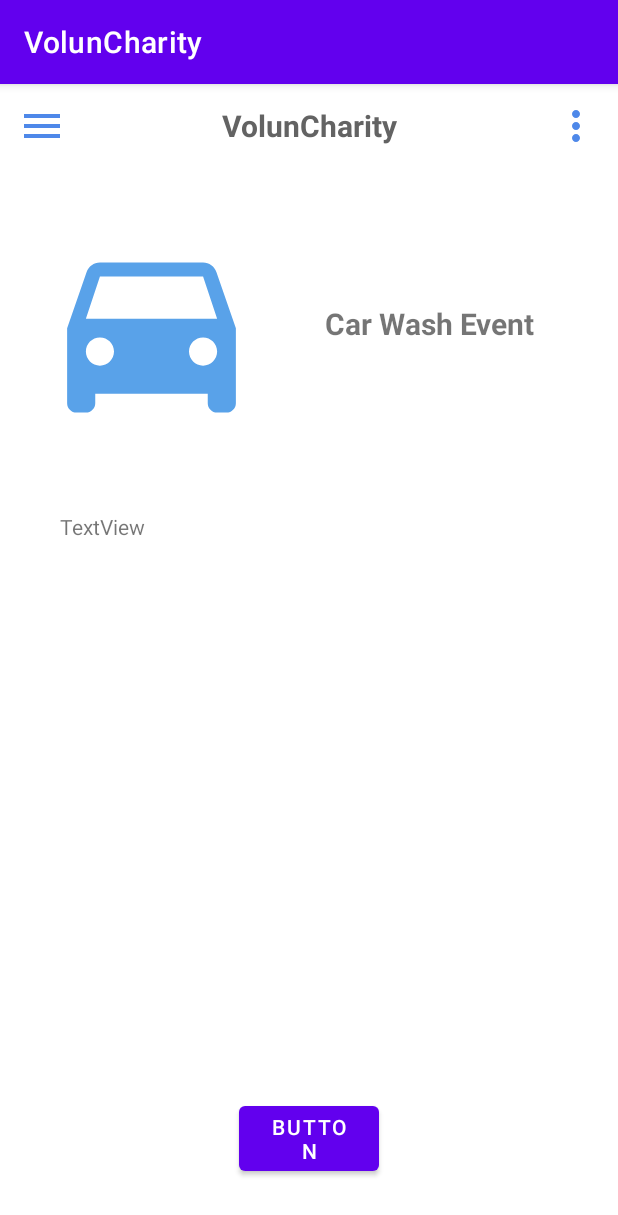
After one commit to TheGreatAndrew/VolunCharity, an Android app: the EventPage1 screen opened directly, with no data from a screen before it, on a phone screen of 412 x 824 dp. The commit adds this screen. Shown: the top 1215 px of the screen. Run offline under Robolectric (Android 15) with nearby library versions, the phone set to English and light mode, and no system bars.

Commit message:
fix profile logout button added evenpage1

```diff
--- a/app/src/main/AndroidManifest.xml
+++ b/app/src/main/AndroidManifest.xml
@@ -9,7 +9,8 @@
         android:roundIcon="@mipmap/ic_launcher_round"
         android:supportsRtl="true"
         android:theme="@style/Theme.VolunCharity">
-        <activity android:name=".Settings"></activity>
+        <activity android:name=".EventPage1"></activity>
+        <activity android:name=".Settings" />
         <activity android:name=".Profile" />
         <activity android:name=".HomePageActivity" />
         <activity android:name=".MainActivity">
--- /dev/null
+++ b/app/src/main/java/org/voluncharity/voluncharity/EventPage1.java
@@ -0,0 +1,50 @@
+package org.voluncharity.voluncharity;
+
+import androidx.appcompat.app.AppCompatActivity;
+import androidx.drawerlayout.widget.DrawerLayout;
+
+import android.os.Bundle;
+import android.view.View;
+
+public class EventPage1 extends AppCompatActivity {
+
+    DrawerLayout drawerLayout;
+    @Override
+    protected void onCreate(Bundle savedInstanceState) {
+        super.onCreate(savedInstanceState);
+        setContentView(R.layout.activity_event_page1);
+        drawerLayout = findViewById(R.id.drawer_layout);
+    }
+
+    public void MenuClick(View view){
+        HomePageActivity.openMenu(drawerLayout);
+    }
+
+    public void ClickProfilePic(View view){
+        HomePageActivity.directActivity(this,Profile.class);
+
+    }
+
+    public void ClickEvent(View view){
+        HomePageActivity.directActivity(this,HomePageActivity.class);
+
+    }
+    public void ClickProfile(View view){
+        HomePageActivity.directActivity(this,Profile.class);
+    }
+    public void ClickSettings(View view){
+
+        HomePageActivity.directActivity(this,Settings.class);
+    }
+
+    public void ClickLogout(View view){
+        HomePageActivity.logout(this);
+    }
+
+    @Override
+    protected void onPause() {
+        super.onPause();
+
+        HomePageActivity.closeMenu(drawerLayout);
+    }
+}
--- a/app/src/main/java/org/voluncharity/voluncharity/HomePageActivity.java
+++ b/app/src/main/java/org/voluncharity/voluncharity/HomePageActivity.java
@@ -56,6 +56,9 @@ public class HomePageActivity extends AppCompatActivity {
     public void ClickSettings(View view){
         directActivity(this,Settings.class);
     }
+    public void CarWashClick(View view){
+        directActivity(this,EventPage1.class);
+    }
     public void ClickLogout(View view){
         logout(this);
     }
--- a/app/src/main/java/org/voluncharity/voluncharity/Profile.java
+++ b/app/src/main/java/org/voluncharity/voluncharity/Profile.java
@@ -86,7 +86,8 @@ public class Profile extends AppCompatActivity {
 
     public void LogoutOnClick(View view){
         System.out.println("Inside Log out Click Button");
-        directActivity(this,LoginFragment.class);
+        //directActivity(this,LoginFragment.class);
+        HomePageActivity.logout(this);
     }
 
 
--- /dev/null
+++ b/app/src/main/res/layout/activity_event_page1.xml
@@ -0,0 +1,101 @@
+<?xml version="1.0" encoding="utf-8"?>
+<androidx.drawerlayout.widget.DrawerLayout
+    xmlns:android="http://schemas.android.com/apk/res/android"
+    xmlns:app="http://schemas.android.com/apk/res-auto"
+    xmlns:tools="http://schemas.android.com/tools"
+    android:layout_width="match_parent"
+    android:layout_height="match_parent"
+    android:id="@+id/drawer_layout"
+    tools:context=".Settings">
+
+    <androidx.constraintlayout.widget.ConstraintLayout
+        android:layout_width="match_parent"
+        android:layout_height="match_parent">
+
+        <ImageView
+            android:id="@+id/imageView2"
+            android:layout_width="wrap_content"
+            android:layout_height="wrap_content"
+            android:layout_marginBottom="20dp"
+            android:layout_marginStart="16dp"
+            android:layout_marginTop="92dp"
+            app:layout_constraintBottom_toTopOf="@+id/textView4"
+            app:layout_constraintEnd_toStartOf="@+id/textView3"
+            app:layout_constraintStart_toStartOf="parent"
+            app:layout_constraintTop_toTopOf="parent"
+            app:srcCompat="@drawable/ic_carevent"
+            tools:ignore="VectorDrawableCompat" />
+
+        <TextView
+            android:id="@+id/textView3"
+            android:layout_width="199dp"
+            android:layout_height="62dp"
+            android:layout_marginBottom="71dp"
+            android:layout_marginEnd="16dp"
+            android:layout_marginTop="139dp"
+            android:text="Car Wash Event"
+            android:textAlignment="center"
+            android:textSize="20dp"
+            android:textStyle="bold"
+            app:layout_constraintBottom_toTopOf="@+id/textView4"
+            app:layout_constraintEnd_toEndOf="parent"
+            app:layout_constraintStart_toEndOf="@+id/imageView2"
+            app:layout_constraintTop_toTopOf="parent" />
+
+        <TextView
+            android:id="@+id/textView4"
+            android:layout_width="330dp"
+            android:layout_height="350dp"
+            android:layout_marginBottom="24dp"
+            android:layout_marginEnd="41dp"
+            android:layout_marginStart="40dp"
+            android:layout_marginTop="20dp"
+            android:text="TextView"
+            app:layout_constraintBottom_toTopOf="@+id/button3"
+            app:layout_constraintEnd_toEndOf="parent"
+            app:layout_constraintHorizontal_bias="0.0"
+            app:layout_constraintStart_toStartOf="parent"
+            app:layout_constraintTop_toBottomOf="@+id/imageView2" />
+
+        <Button
+            android:id="@+id/button3"
+            android:layout_width="93dp"
+            android:layout_height="wrap_content"
+            android:layout_marginBottom="36dp"
+            android:layout_marginEnd="155dp"
+            android:layout_marginStart="155dp"
+            android:layout_marginTop="14dp"
+            android:text="Button"
+            app:layout_constraintBottom_toBottomOf="parent"
+            app:layout_constraintEnd_toEndOf="parent"
+            app:layout_constraintStart_toStartOf="parent"
+            app:layout_constraintTop_toBottomOf="@+id/textView4" />
+
+    </androidx.constraintlayout.widget.ConstraintLayout>
+
+    <LinearLayout
+        android:layout_width="match_parent"
+        android:layout_height="match_parent"
+        android:orientation="vertical">
+
+
+        <include
+            layout="@layout/home_toolbar"/>
+
+
+
+
+    </LinearLayout>
+
+    <RelativeLayout
+        android:layout_width="300dp"
+        android:layout_height="match_parent"
+        android:layout_gravity="start"
+        android:background="@android:color/background_light">
+
+        <include
+            layout="@layout/home_nav_drawer"/>
+
+    </RelativeLayout>
+
+</androidx.drawerlayout.widget.DrawerLayout>
--- a/app/src/main/res/layout/activity_home_page.xml
+++ b/app/src/main/res/layout/activity_home_page.xml
@@ -37,6 +37,7 @@
             android:layout_height="100dp"
             android:layout_marginVertical="170dp"
             android:layout_marginHorizontal="5dp"
+            android:onClick="CarWashClick"
             android:src="@drawable/ic_carevent"/>
 
     </LinearLayout>
```
